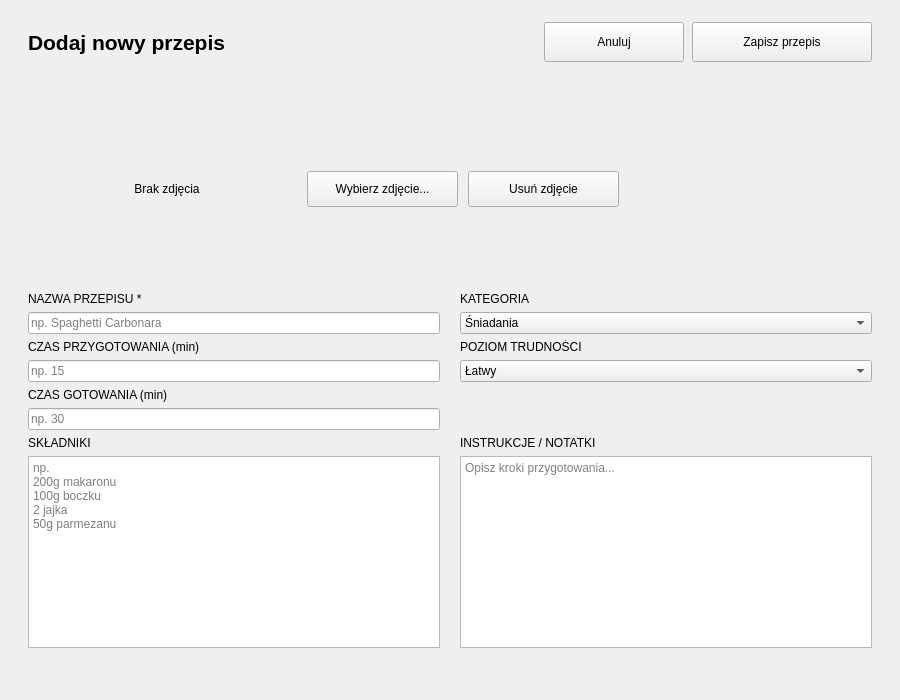
Before: the Qt Designer form RecipeManager/pages/AddRecipePage.ui in akmqu/recipe-manager, drawn with Qt 5.
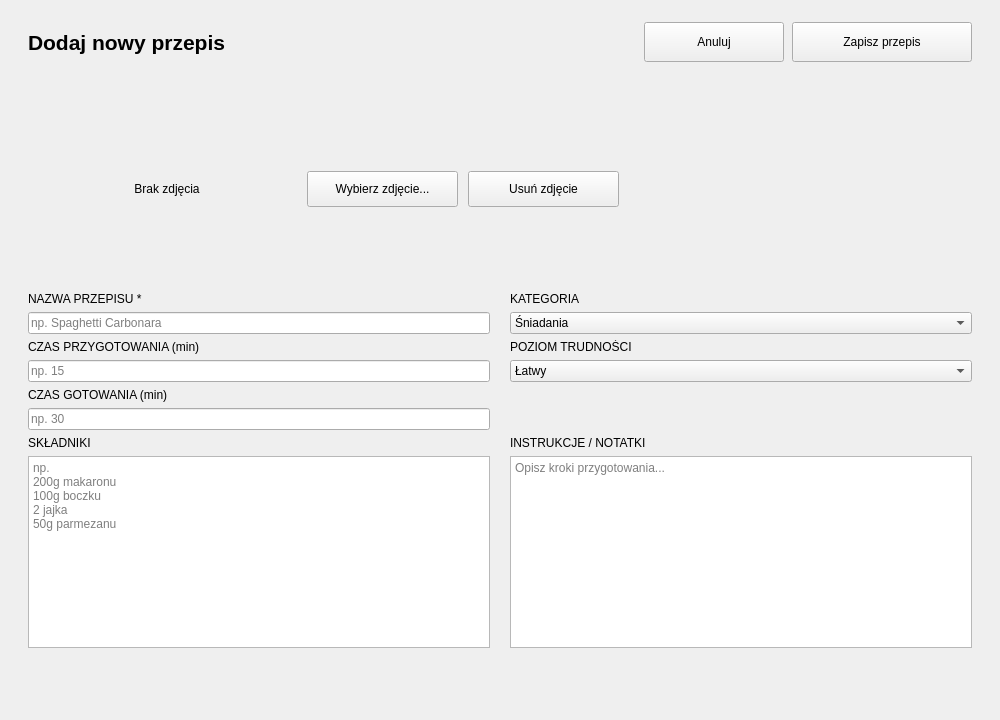
After: the same form once the commit is applied.

```diff
--- a/RecipeManager/pages/AddRecipePage.ui
+++ b/RecipeManager/pages/AddRecipePage.ui
@@ -6,8 +6,8 @@
    <rect>
     <x>0</x>
     <y>0</y>
-    <width>900</width>
-    <height>700</height>
+    <width>1000</width>
+    <height>720</height>
    </rect>
   </property>
   <property name="font">
@@ -108,6 +108,9 @@
    </item>
    <item>
     <widget class="QScrollArea" name="scrollArea_Form">
+     <property name="layoutDirection">
+      <enum>Qt::LeftToRight</enum>
+     </property>
      <property name="frameShape">
       <enum>QFrame::NoFrame</enum>
      </property>
@@ -119,8 +122,8 @@
        <rect>
         <x>0</x>
         <y>0</y>
-        <width>900</width>
-        <height>620</height>
+        <width>1000</width>
+        <height>640</height>
        </rect>
       </property>
       <layout class="QVBoxLayout" name="verticalLayout_Scroll">
```
Left out of the diff: 2 changed lines with no effect on the pictures.
